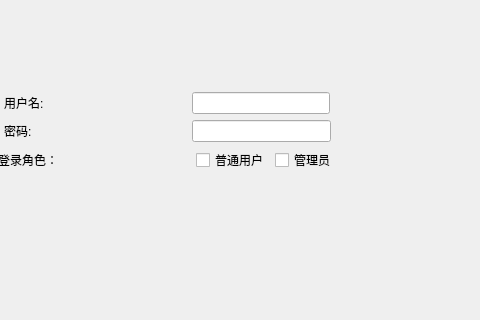
Qt form login.ui (LGH2713/Library_management_system) before a commit; both pictures show x 146 to 626 and y 161 to 481 of the 626 by 568 pixel window.
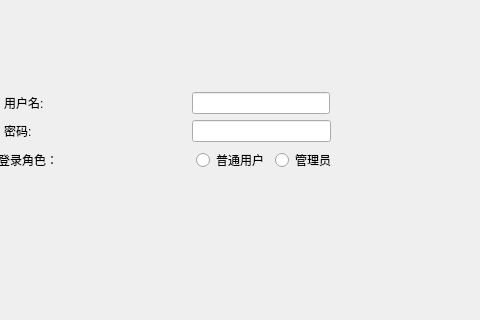
The same form after that commit.

What changed in the file:
```diff
--- a/login.ui
+++ b/login.ui
@@ -188,14 +188,14 @@
           </spacer>
          </item>
          <item>
-          <widget class="QCheckBox" name="userCheckbox">
+          <widget class="QRadioButton" name="userRadio">
            <property name="text">
             <string>普通用户</string>
            </property>
           </widget>
          </item>
          <item>
-          <widget class="QCheckBox" name="adminCheckbox">
+          <widget class="QRadioButton" name="adminRadio">
            <property name="text">
             <string>管理员</string>
            </property>
```
